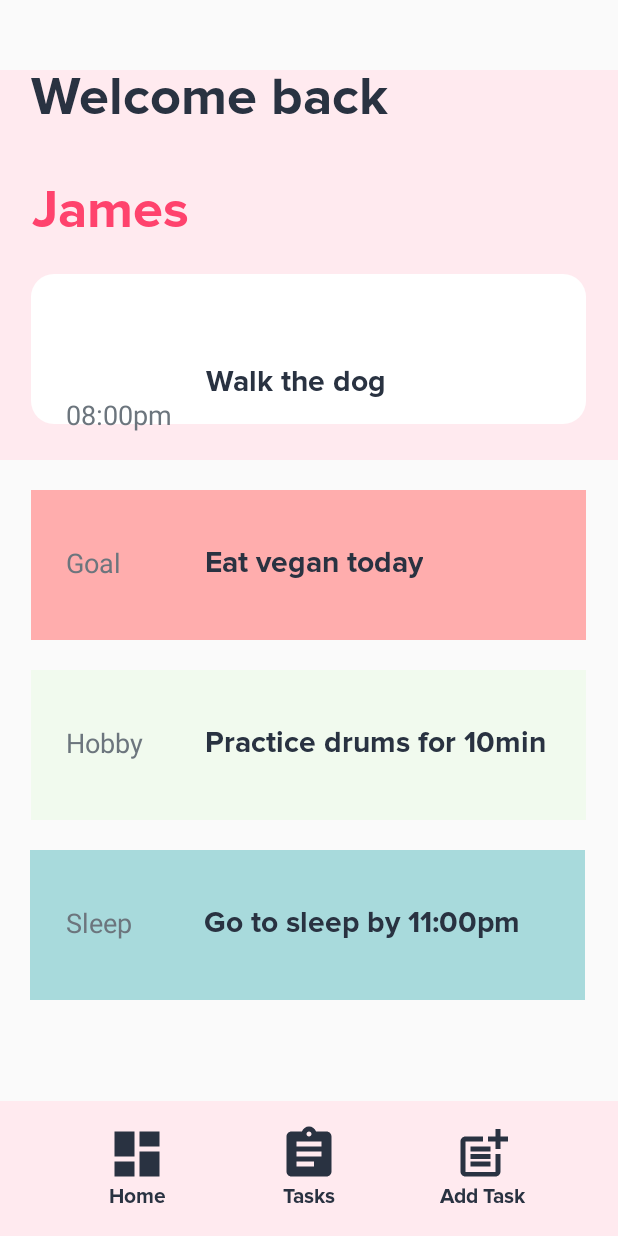
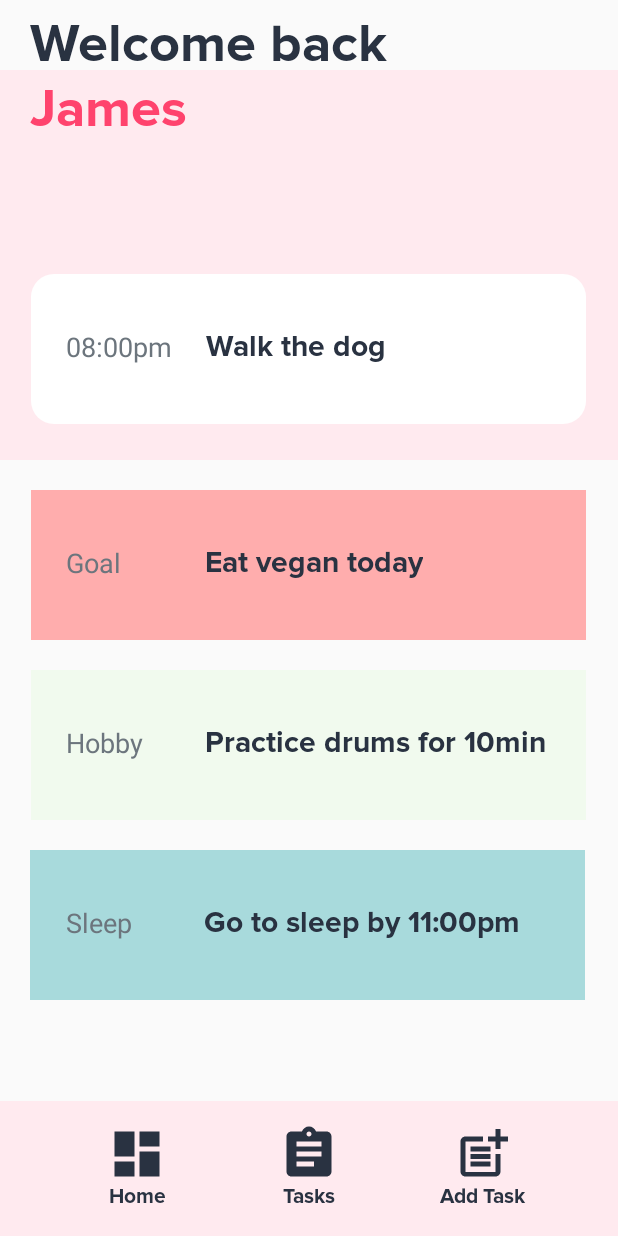
Before and after one commit to Jaxon1517/Scheduler, an Android app: the HomeActivity screen opened directly, with no data from a screen before it, on a phone screen of 412 x 824 dp. Run offline under Robolectric (Android 15) with nearby library versions, the phone set to English and light mode, and no system bars.

Commit message:
Fixed Home Page

```diff
--- a/app/src/main/res/layout/activity_home_page.xml
+++ b/app/src/main/res/layout/activity_home_page.xml
@@ -54,18 +54,12 @@
         android:layout_height="wrap_content"
         android:layout_marginStart="20dp"
         android:layout_marginLeft="20dp"
-        android:layout_marginTop="72dp"
-        android:layout_marginEnd="285dp"
-        android:layout_marginRight="285dp"
-        android:layout_marginBottom="616dp"
         android:fontFamily="@font/proxima_nova"
         android:text="James"
         android:textColor="#FF436D"
         android:textSize="36sp"
-        app:layout_constraintBottom_toBottomOf="parent"
-        app:layout_constraintEnd_toEndOf="parent"
         app:layout_constraintStart_toStartOf="parent"
-        app:layout_constraintTop_toTopOf="parent" />
+        app:layout_constraintTop_toBottomOf="@+id/textView2" />
 
     <TextView
         android:id="@+id/textView2"
@@ -73,16 +67,11 @@
         android:layout_height="wrap_content"
         android:layout_marginStart="20dp"
         android:layout_marginLeft="20dp"
-        android:layout_marginTop="20dp"
-        android:layout_marginEnd="153dp"
-        android:layout_marginRight="153dp"
-        android:layout_marginBottom="9dp"
+        android:layout_marginTop="8dp"
         android:fontFamily="@font/proxima_nova"
         android:text="@string/home_welcome"
         android:textColor="#293241"
         android:textSize="36sp"
-        app:layout_constraintBottom_toTopOf="@+id/textView3"
-        app:layout_constraintEnd_toEndOf="parent"
         app:layout_constraintStart_toStartOf="parent"
         app:layout_constraintTop_toTopOf="parent" />
 
@@ -116,7 +105,6 @@
         android:text="Walk the dog"
         android:textColor="#293241"
         android:textSize="20sp"
-        app:layout_constraintBottom_toBottomOf="parent"
         app:layout_constraintEnd_toEndOf="parent"
         app:layout_constraintStart_toStartOf="@+id/view2"
         app:layout_constraintTop_toTopOf="@+id/view2" />
@@ -253,7 +241,6 @@
         android:text="08:00pm"
         android:textColor="#6c757d"
         android:textSize="18sp"
-        app:layout_constraintBottom_toBottomOf="parent"
         app:layout_constraintEnd_toEndOf="parent"
         app:layout_constraintHorizontal_bias="0.0"
         app:layout_constraintStart_toStartOf="parent"
```
